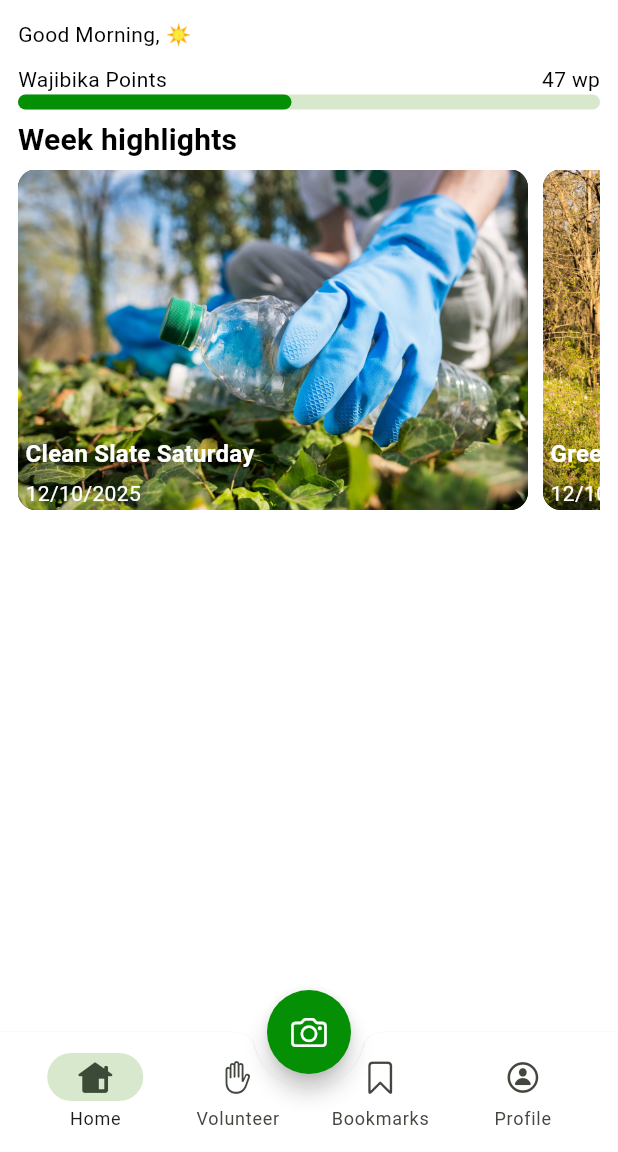
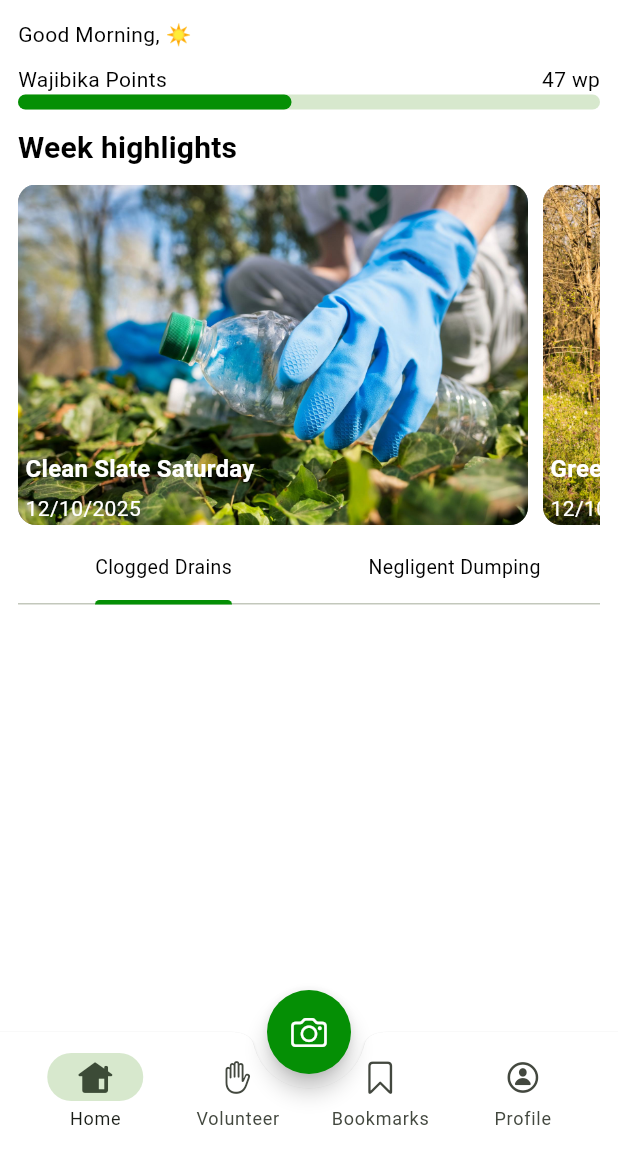
Before and after one commit to H-Munene/Wajibika_Mobile, a Flutter app: the BottomNav screen opened directly, on a phone screen of 412 x 824 dp, the part 84-1236 px from its top. Run offline on Flutter 3.47's test engine with Material 3 defaults, Android fonts, the phone set to English and light mode, and no system bars; our stand-ins replace bloc, cherry_toast, fluentui_system_icons, flutter_bloc, flutter_heatmap_calendar, font_awesome_flutter and 7 more; accounts and stored records are empty; project files that could hold a hidden picture were left out.

Commit message:
update: report category tabs

```diff
--- a/lib/core/theme/colors.dart
+++ b/lib/core/theme/colors.dart
@@ -7,6 +7,7 @@ class AppColors {
   static const Color borderColor = Colors.grey;
   static const Color selectedItemColor = Colors.black;
   static const Color unselectedItemColor = Colors.grey;
+  static const Color noImageBackgroundColor = Colors.grey;
   static const Color labelColor = Color.fromARGB(255, 160, 159, 159);
   static const Color defaultIconColor = Colors.black;
   static const Color richTextHighlight = Color.fromARGB(255, 23, 103, 170);
@@ -14,7 +15,7 @@ class AppColors {
   static const Color otherButtonBackgroundColor = Color(0xFFF5F5F5);
   static const Color hightlightColor = Color(0xFF97E5D7);
   static const Color scaffoldBackgroundColor = Color(0xFFF5F5F5);
-  static const Color noProfilePictureBackgroundColor = Colors.black;
+  // static const Color noProfilePictureBackgroundColor = Colors.black;
   static const Color initialLinearProgressIndicatorColor = Color(0xFF760000);
   static const Color middleLinearProgressIndicatorColor = Color(0xFF5F8B4C);
   static const Color wajibikaIconBackgroundColor = Color(0xFFFF9A9A);
--- a/lib/core/theme/theme.dart
+++ b/lib/core/theme/theme.dart
@@ -69,7 +69,7 @@ class AppTheme {
 
   static TabBarThemeData _tabBarThemeData() {
     return const TabBarThemeData(
-      dividerHeight: 0,
+      dividerHeight: 1,
       labelColor: AppColors.primaryColor,
       unselectedLabelColor: AppColors.selectedItemColor,
       indicatorColor: AppColors.primaryColor,
--- a/lib/presentation/pages/auth/bottom_nav.dart
+++ b/lib/presentation/pages/auth/bottom_nav.dart
@@ -2,8 +2,10 @@ import 'package:bloc_clean_arch/core/core.dart';
 import 'package:bloc_clean_arch/presentation/bloc/auth/auth_bloc.dart';
 import 'package:bloc_clean_arch/presentation/bloc/report_media/media_bloc.dart';
 import 'package:bloc_clean_arch/presentation/pages/auth/login.dart';
+import 'package:bloc_clean_arch/presentation/pages/auth/screens/bookmarks.dart';
 import 'package:bloc_clean_arch/presentation/pages/auth/screens/home/home_feed.dart';
 import 'package:bloc_clean_arch/presentation/pages/auth/screens/profile/profile.dart';
+import 'package:bloc_clean_arch/presentation/pages/auth/screens/volunteer/volunteer.dart';
 import 'package:bloc_clean_arch/presentation/widgets/custom_bottom_sheet.dart';
 import 'package:bloc_clean_arch/presentation/widgets/wajibika_points_icon.dart';
 import 'package:bloc_clean_arch/presentation/widgets/widgets.dart';
@@ -24,7 +26,12 @@ class BottomNav extends StatefulWidget {
 class _BottomNavState extends State<BottomNav> {
   int _currentIndex = 0;
 
-  List<Widget> screens = [const HomeFeed(), const ProfilePage()];
+  List<Widget> screens = [
+    const HomeFeed(),
+    const VolunteerPage(),
+    const BookMarksPage(),
+    const ProfilePage(),
+  ];
 
   Future<void> _selectImage() async {
     CustomBottomAppSheet.mediaSelectionBottomSheet(
--- a/lib/presentation/pages/auth/screens/home/home_feed.dart
+++ b/lib/presentation/pages/auth/screens/home/home_feed.dart
@@ -18,6 +18,14 @@ class _HomeFeedState extends State<HomeFeed> with TickerProviderStateMixin {
   int wajibikaPoints = 47;
   List<String> images = [AppImages.cleanup, AppImages.cleanup2, AppImages.team];
 
+  late TabController _tabController;
+
+  @override
+  void initState() {
+    _tabController = TabController(length: 2, vsync: this);
+    super.initState();
+  }
+
   @override
   Widget build(BuildContext context) {
     final textTheme = Theme.of(context).textTheme;
@@ -28,6 +36,7 @@ class _HomeFeedState extends State<HomeFeed> with TickerProviderStateMixin {
       child: Padding(
         padding: AppDimensions.pagePadding,
         child: Column(
+          spacing: 5,
           crossAxisAlignment: CrossAxisAlignment.start,
           children: [
             // TODO: welcome user  -> use rich text
@@ -53,6 +62,24 @@ class _HomeFeedState extends State<HomeFeed> with TickerProviderStateMixin {
             ),
 
             const WeekHighlights(),
+
+            TabBar(
+              controller: _tabController,
+              tabs: [
+                Tab(
+                  child: Text(
+                    'Clogged Drains',
+                    style: textTheme.bodyMedium?.copyWith(fontSize: 13),
+                  ),
+                ),
+                Tab(
+                  child: Text(
+                    'Negligent Dumping',
+                    style: textTheme.bodyMedium?.copyWith(fontSize: 13),
+                  ),
+                ),
+              ],
+            ),
           ],
         ),
       ),
--- a/lib/presentation/widgets/custom_bottom_sheet.dart
+++ b/lib/presentation/widgets/custom_bottom_sheet.dart
@@ -8,6 +8,7 @@ import 'package:flutter/material.dart';
 import 'package:flutter_bloc/flutter_bloc.dart';
 
 class CustomBottomAppSheet {
+  // material bottom sheet purposefully for selecting media selection type
   static FutureOr<void> mediaSelectionBottomSheet({
     required BuildContext context,
     required VoidCallback onCameraSelected,
@@ -96,6 +97,7 @@ class CustomBottomAppSheet {
     );
   }
 
+  // cupertino action sheet purposefully for logout
   static FutureOr<void> cupertinoLogoutBottomSheet({
     required BuildContext context,
     required VoidCallback onLogoutPressed,
--- a/lib/presentation/widgets/custom_user_avatar.dart
+++ b/lib/presentation/widgets/custom_user_avatar.dart
@@ -25,7 +25,7 @@ class CustomUserAvatar extends StatelessWidget {
               ? Image.asset(AppImages.blankProfilePicture).image
               : Image.file(File(userProfilePicture)).image,
 
-      backgroundColor: AppColors.noProfilePictureBackgroundColor,
+      backgroundColor: AppColors.noImageBackgroundColor,
     );
     return Column(
       children: [
--- a/lib/presentation/widgets/weekly_highlight_card.dart
+++ b/lib/presentation/widgets/weekly_highlight_card.dart
@@ -19,7 +19,7 @@ class WeeklyHighlightCard extends StatelessWidget {
     return Container(
       width: 340,
       decoration: BoxDecoration(
-        color: Colors.black,
+        color: AppColors.noImageBackgroundColor,
         borderRadius: AppDimensions.circleBorderRadius,
         image: DecorationImage(
           image: Image.asset(image, fit: BoxFit.cover).image,
```
Also changed, not shown: lib/presentation/pages/auth/screens/bookmarks.dart (added, +10 -0 lines), lib/presentation/pages/auth/screens/volunteer/volunteer.dart (added, +10 -0 lines).
